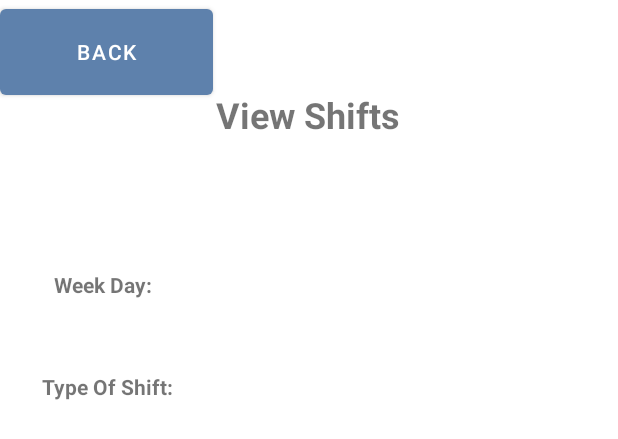
After one commit to McGill-ECSE321-Winter2022/project-group-group-16, an Android app: the layout fragment_viewshift.xml on its own in the app's theme, with its tools: preview values and no code run, on a phone screen of 412 x 824 dp. The commit adds this screen. Shown: the top 439 px of the screen. Run offline under Robolectric (Android 15) with nearby library versions, the phone set to English and light mode, and no system bars.

Commit message:
View Shifts

```diff
--- a/app/src/main/res/layout/fragment_employeehomepage.xml
+++ b/app/src/main/res/layout/fragment_employeehomepage.xml
@@ -38,7 +38,7 @@
         android:id="@+id/textViewDateHired"
         android:layout_width="wrap_content"
         android:layout_height="wrap_content"
-        android:layout_marginStart="64dp"
+        android:layout_marginStart="44dp"
         android:layout_marginTop="128dp"
         android:text="Date Hired:"
         android:textStyle="bold"
@@ -49,9 +49,9 @@
         android:id="@+id/textView2"
         android:layout_width="wrap_content"
         android:layout_height="wrap_content"
-        android:layout_marginStart="100dp"
-        android:layout_marginTop="68dp"
-        android:text="Profile Information"
+        android:layout_marginStart="44dp"
+        android:layout_marginTop="64dp"
+        android:text=" Employee Profile Information"
         android:textSize="24sp"
         android:textStyle="bold"
         app:layout_constraintStart_toStartOf="parent"
@@ -61,9 +61,9 @@
         android:id="@+id/textViewId"
         android:layout_width="wrap_content"
         android:layout_height="wrap_content"
-        android:layout_marginStart="36dp"
-        android:layout_marginTop="140dp"
-        android:text="Employee ID:"
+        android:layout_marginStart="92dp"
+        android:layout_marginTop="148dp"
+        android:text=" ID:"
         android:textStyle="bold"
         app:layout_constraintStart_toStartOf="parent"
         app:layout_constraintTop_toTopOf="parent" />
@@ -127,8 +127,8 @@
         android:id="@+id/displayId"
         android:layout_width="wrap_content"
         android:layout_height="wrap_content"
-        android:layout_marginStart="44dp"
-        android:layout_marginTop="140dp"
+        android:layout_marginStart="48dp"
+        android:layout_marginTop="148dp"
         android:text=""
         android:textStyle="bold"
         app:layout_constraintStart_toEndOf="@+id/textViewId"
--- /dev/null
+++ b/app/src/main/res/layout/fragment_viewshift.xml
@@ -0,0 +1,63 @@
+<?xml version="1.0" encoding="utf-8"?>
+<androidx.constraintlayout.widget.ConstraintLayout xmlns:android="http://schemas.android.com/apk/res/android"
+    xmlns:app="http://schemas.android.com/apk/res-auto"
+    xmlns:tools="http://schemas.android.com/tools"
+    android:layout_width="match_parent"
+    android:layout_height="match_parent">
+
+    <Button
+        android:id="@+id/button3"
+        android:layout_width="142dp"
+        android:layout_height="69dp"
+        android:text="BACK"
+        tools:layout_editor_absoluteX="134dp"
+        tools:layout_editor_absoluteY="428dp" />
+
+    <TextView
+        android:id="@+id/textViewTypeShift"
+        android:layout_width="104dp"
+        android:layout_height="25dp"
+        android:layout_marginStart="28dp"
+        android:layout_marginTop="248dp"
+        android:text="Type Of Shift:"
+        android:textStyle="bold"
+        app:layout_constraintStart_toStartOf="parent"
+        app:layout_constraintTop_toTopOf="parent" />
+
+    <TextView
+        android:id="@+id/textViewIWeekDay"
+        android:layout_width="81dp"
+        android:layout_height="23dp"
+        android:layout_marginStart="36dp"
+        android:layout_marginTop="180dp"
+        android:text="Week Day:"
+        android:textStyle="bold"
+        app:layout_constraintStart_toStartOf="parent"
+        app:layout_constraintTop_toTopOf="parent" />
+
+    <TextView
+        android:id="@+id/textView3"
+        android:layout_width="wrap_content"
+        android:layout_height="wrap_content"
+        android:layout_marginStart="144dp"
+        android:layout_marginTop="60dp"
+        android:text="View Shifts"
+        android:textSize="24sp"
+        android:textStyle="bold"
+        app:layout_constraintStart_toStartOf="parent"
+        app:layout_constraintTop_toTopOf="parent" />
+
+    <TextView
+        android:id="@+id/textDisplayWeek"
+        android:layout_width="wrap_content"
+        android:layout_height="wrap_content"
+        tools:layout_editor_absoluteX="145dp"
+        tools:layout_editor_absoluteY="180dp" />
+
+    <TextView
+        android:id="@+id/textViewTypeOfShift"
+        android:layout_width="wrap_content"
+        android:layout_height="wrap_content"
+        tools:layout_editor_absoluteX="178dp"
+        tools:layout_editor_absoluteY="248dp" />
+</androidx.constraintlayout.widget.ConstraintLayout>
```
